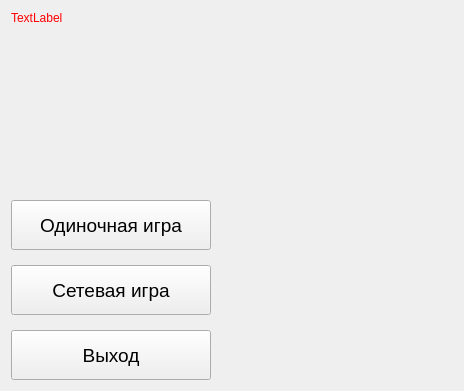
MikhailKundin/Tetris, file src/Ui/MainMenuWgt.ui: the form before one commit.
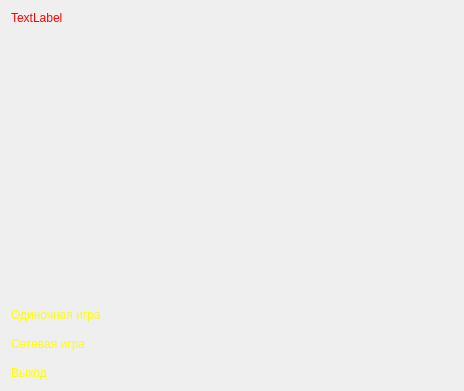
The form after the commit.

```diff
--- a/src/Ui/MainMenuWgt.ui
+++ b/src/Ui/MainMenuWgt.ui
@@ -53,23 +53,49 @@
     </spacer>
    </item>
    <item>
-    <widget class="QPushButton" name="singleBtn">
+    <widget class="QLabel" name="singleBtn">
      <property name="sizePolicy">
-      <sizepolicy hsizetype="Maximum" vsizetype="Fixed">
+      <sizepolicy hsizetype="Fixed" vsizetype="Fixed">
        <horstretch>0</horstretch>
        <verstretch>0</verstretch>
       </sizepolicy>
      </property>
-     <property name="minimumSize">
-      <size>
-       <width>200</width>
-       <height>50</height>
-      </size>
-     </property>
-     <property name="font">
-      <font>
-       <pointsize>14</pointsize>
-      </font>
+     <property name="palette">
+      <palette>
+       <active>
+        <colorrole role="WindowText">
+         <brush brushstyle="SolidPattern">
+          <color alpha="255">
+           <red>255</red>
+           <green>255</green>
+           <blue>0</blue>
+          </color>
+         </brush>
+        </colorrole>
+       </active>
+       <inactive>
+        <colorrole role="WindowText">
+         <brush brushstyle="SolidPattern">
+          <color alpha="255">
+           <red>255</red>
+           <green>255</green>
+           <blue>0</blue>
+          </color>
+         </brush>
+        </colorrole>
+       </inactive>
+       <disabled>
+        <colorrole role="WindowText">
+         <brush brushstyle="SolidPattern">
+          <color alpha="255">
+           <red>120</red>
+           <green>120</green>
+           <blue>120</blue>
+          </color>
+         </brush>
+        </colorrole>
+       </disabled>
+      </palette>
      </property>
      <property name="text">
       <string>Одиночная игра</string>
@@ -77,23 +103,49 @@
     </widget>
    </item>
    <item>
-    <widget class="QPushButton" name="onlineBtn">
+    <widget class="QLabel" name="onlineBtn">
      <property name="sizePolicy">
-      <sizepolicy hsizetype="Maximum" vsizetype="Fixed">
+      <sizepolicy hsizetype="Fixed" vsizetype="Fixed">
        <horstretch>0</horstretch>
        <verstretch>0</verstretch>
       </sizepolicy>
      </property>
-     <property name="minimumSize">
-      <size>
-       <width>200</width>
-       <height>50</height>
-      </size>
-     </property>
-     <property name="font">
-      <font>
-       <pointsize>14</pointsize>
-      </font>
+     <property name="palette">
+      <palette>
+       <active>
+        <colorrole role="WindowText">
+         <brush brushstyle="SolidPattern">
+          <color alpha="255">
+           <red>255</red>
+           <green>255</green>
+           <blue>0</blue>
+          </color>
+         </brush>
+        </colorrole>
+       </active>
+       <inactive>
+        <colorrole role="WindowText">
+         <brush brushstyle="SolidPattern">
+          <color alpha="255">
+           <red>255</red>
+           <green>255</green>
+           <blue>0</blue>
+          </color>
+         </brush>
+        </colorrole>
+       </inactive>
+       <disabled>
+        <colorrole role="WindowText">
+         <brush brushstyle="SolidPattern">
+          <color alpha="255">
+           <red>120</red>
+           <green>120</green>
+           <blue>120</blue>
+          </color>
+         </brush>
+        </colorrole>
+       </disabled>
+      </palette>
      </property>
      <property name="text">
       <string>Сетевая игра</string>
@@ -101,23 +153,49 @@
     </widget>
    </item>
    <item>
-    <widget class="QPushButton" name="exitBtn">
+    <widget class="QLabel" name="exitBtn">
      <property name="sizePolicy">
-      <sizepolicy hsizetype="Maximum" vsizetype="Fixed">
+      <sizepolicy hsizetype="Fixed" vsizetype="Fixed">
        <horstretch>0</horstretch>
        <verstretch>0</verstretch>
       </sizepolicy>
      </property>
-     <property name="minimumSize">
-      <size>
-       <width>200</width>
-       <height>50</height>
-      </size>
-     </property>
-     <property name="font">
-      <font>
-       <pointsize>14</pointsize>
-      </font>
+     <property name="palette">
+      <palette>
+       <active>
+        <colorrole role="WindowText">
+         <brush brushstyle="SolidPattern">
+          <color alpha="255">
+           <red>255</red>
+           <green>255</green>
+           <blue>0</blue>
+          </color>
+         </brush>
+        </colorrole>
+       </active>
+       <inactive>
+        <colorrole role="WindowText">
+         <brush brushstyle="SolidPattern">
+          <color alpha="255">
+           <red>255</red>
+           <green>255</green>
+           <blue>0</blue>
+          </color>
+         </brush>
+        </colorrole>
+       </inactive>
+       <disabled>
+        <colorrole role="WindowText">
+         <brush brushstyle="SolidPattern">
+          <color alpha="255">
+           <red>120</red>
+           <green>120</green>
+           <blue>120</blue>
+          </color>
+         </brush>
+        </colorrole>
+       </disabled>
+      </palette>
      </property>
      <property name="text">
       <string>Выход</string>
```
